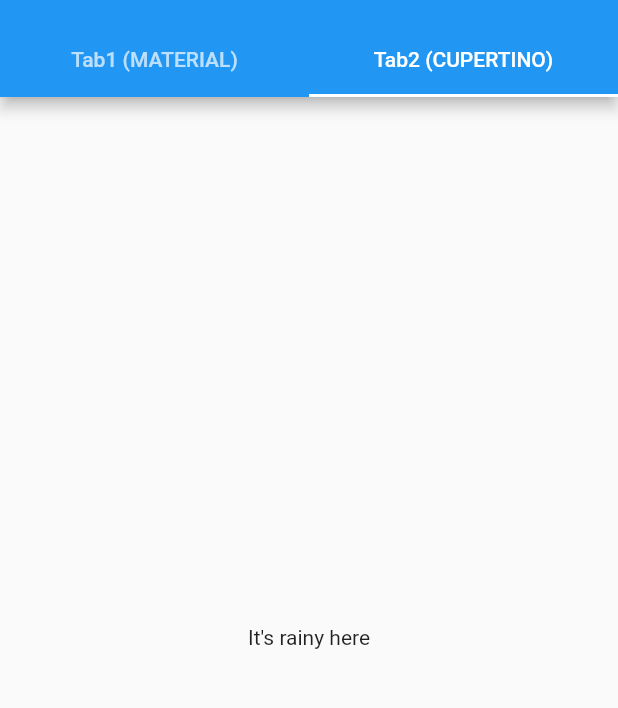
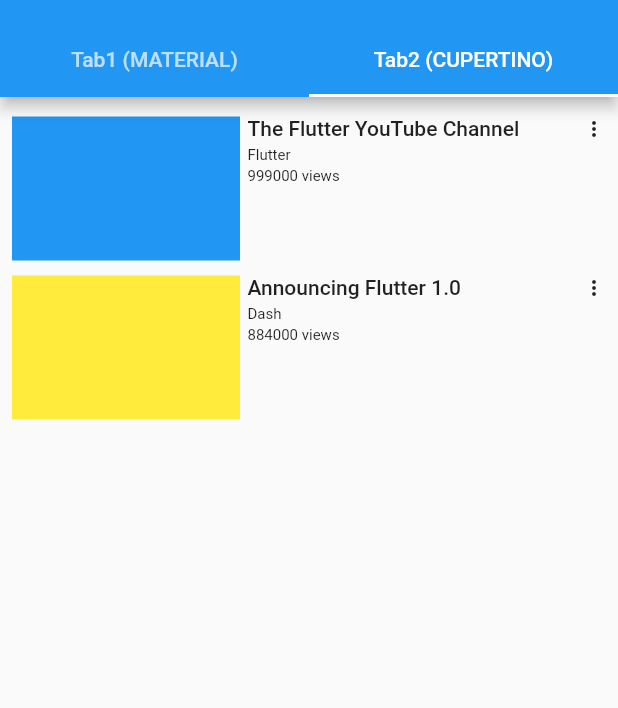
Before and after one commit to BabyTigerDaddy/baby_tiger_sample, a Flutter app: the screen it shows after launch, tab 2 chosen, on a phone screen of 412 x 824 dp, the part 59-767 px from its top. Run offline on Flutter 3.47's test engine with Material 2 defaults, Android fonts, the phone set to English and light mode, and no system bars.

Commit message:
Create Main 2 TabView 1. Add material_screen.dart & cupertino_screen.dart 2. Make ListView in each screens.

```diff
--- a/lib/main.dart
+++ b/lib/main.dart
@@ -1,7 +1,12 @@
+import 'dart:io';
+
+import 'package:flutter/foundation.dart';
 import 'package:flutter/material.dart';
 import 'package:baby_tiger_sample/screens/main_screen.dart';
 
-void main() => runApp(const MyApp());
+void main() {
+  runApp(const MyApp());
+}
 
 class MyApp extends StatelessWidget {
   const MyApp({super.key});
@@ -12,7 +17,7 @@ class MyApp extends StatelessWidget {
   Widget build(BuildContext context) {
     return const MaterialApp(
       title: _title,
-      home: MyStatefulWidget(),
+      home: MainScreen(),
     );
   }
 }
--- /dev/null
+++ b/lib/screens/cupertino_screen.dart
@@ -0,0 +1,125 @@
+import 'dart:io';
+
+import 'package:flutter/foundation.dart';
+import 'package:flutter/material.dart';
+import 'package:baby_tiger_sample/screens/main_screen.dart';
+
+class CupertinoScreen extends StatefulWidget {
+  const CupertinoScreen({super.key});
+
+  @override
+  State<CupertinoScreen> createState() => _CupertinoScreen();
+}
+
+class _CupertinoScreen extends State<CupertinoScreen> {
+
+  @override
+  Widget build(BuildContext context) {
+    return ListView(
+      padding: const EdgeInsets.all(8.0),
+      itemExtent: 106.0,
+      children: <CustomListItem>[
+        CustomListItem(
+          user: 'Flutter',
+          viewCount: 999000,
+          thumbnail: Container(
+            decoration: const BoxDecoration(color: Colors.blue),
+          ),
+          title: 'The Flutter YouTube Channel',
+        ),
+        CustomListItem(
+          user: 'Dash',
+          viewCount: 884000,
+          thumbnail: Container(
+            decoration: const BoxDecoration(color: Colors.yellow),
+          ),
+          title: 'Announcing Flutter 1.0',
+        ),
+      ],
+    );
+  }
+}
+
+class CustomListItem extends StatelessWidget {
+  const CustomListItem({
+    super.key,
+    required this.thumbnail,
+    required this.title,
+    required this.user,
+    required this.viewCount,
+  });
+
+  final Widget thumbnail;
+  final String title;
+  final String user;
+  final int viewCount;
+
+  @override
+  Widget build(BuildContext context) {
+    return Padding(
+      padding: const EdgeInsets.symmetric(vertical: 5.0),
+      child: Row(
+        crossAxisAlignment: CrossAxisAlignment.start,
+        children: <Widget>[
+          Expanded(
+            flex: 2,
+            child: thumbnail,
+          ),
+          Expanded(
+            flex: 3,
+            child: _VideoDescription(
+              title: title,
+              user: user,
+              viewCount: viewCount,
+            ),
+          ),
+          const Icon(
+            Icons.more_vert,
+            size: 16.0,
+          ),
+        ],
+      ),
+    );
+  }
+}
+
+class _VideoDescription extends StatelessWidget {
+  const _VideoDescription({
+    required this.title,
+    required this.user,
+    required this.viewCount,
+  });
+
+  final String title;
+  final String user;
+  final int viewCount;
+
+  @override
+  Widget build(BuildContext context) {
+    return Padding(
+      padding: const EdgeInsets.fromLTRB(5.0, 0.0, 0.0, 0.0),
+      child: Column(
+        crossAxisAlignment: CrossAxisAlignment.start,
+        children: <Widget>[
+          Text(
+            title,
+            style: const TextStyle(
+              fontWeight: FontWeight.w500,
+              fontSize: 14.0,
+            ),
+          ),
+          const Padding(padding: EdgeInsets.symmetric(vertical: 2.0)),
+          Text(
+            user,
+            style: const TextStyle(fontSize: 10.0),
+          ),
+          const Padding(padding: EdgeInsets.symmetric(vertical: 1.0)),
+          Text(
+            '$viewCount views',
+            style: const TextStyle(fontSize: 10.0),
+          ),
+        ],
+      ),
+    );
+  }
+}
--- a/lib/screens/main_screen.dart
+++ b/lib/screens/main_screen.dart
@@ -1,25 +1,16 @@
+import 'package:baby_tiger_sample/screens/cupertino_screen.dart';
+import 'package:baby_tiger_sample/screens/material_screen.dart';
 import 'package:flutter/material.dart';
 
-class MyStatefulWidget extends StatefulWidget {
-  const MyStatefulWidget({super.key});
-
-  @override
-  State<MyStatefulWidget> createState() => _MyStatefulWidgetState();
-}
-
-class _MyStatefulWidgetState extends State<MyStatefulWidget>
-    with TickerProviderStateMixin {
-  late TabController _tabController;
-
-  @override
-  void initState() {
-    super.initState();
-    _tabController = TabController(length: 2, vsync: this);
-  }
+class MainScreen extends StatelessWidget {
+  const MainScreen({super.key});
 
   @override
   Widget build(BuildContext context) {
-    return Scaffold(
+    return MaterialApp(
+      home: DefaultTabController(
+        length: 2,
+        child: Scaffold(
           appBar: AppBar(
             leading: IconButton(
               tooltip: "open drawer",
@@ -53,9 +44,8 @@ class _MyStatefulWidgetState extends State<MyStatefulWidget>
                   }
               )
             ],
-        bottom: TabBar(
-          controller: _tabController,
-          tabs: const <Widget>[
+            bottom: const TabBar(
+              tabs: [
                 Tab(
                   text: "Tab1 (MATERIAL)",
                 ),
@@ -64,18 +54,14 @@ class _MyStatefulWidgetState extends State<MyStatefulWidget>
                 ),
               ],
             ),
-
           ),
-      body: TabBarView(
-        controller: _tabController,
-        children: const <Widget>[
-          Center(
-            child: Text("It's cloudy here"),
+          body: const TabBarView(
+            children: [
+              MaterialScreen(),
+              CupertinoScreen(),
+            ],
           ),
-          Center(
-            child: Text("It's rainy here"),
         ),
-        ],
       ),
     );
   }
--- /dev/null
+++ b/lib/screens/material_screen.dart
@@ -0,0 +1,68 @@
+import 'dart:io';
+
+import 'package:flutter/foundation.dart';
+import 'package:flutter/material.dart';
+import 'package:baby_tiger_sample/screens/main_screen.dart';
+
+class MaterialScreen extends StatefulWidget {
+  const MaterialScreen({super.key});
+
+  @override
+  State<MaterialScreen> createState() => _MaterialScreen();
+}
+
+class _MaterialScreen extends State<MaterialScreen> {
+
+  @override
+  Widget build(BuildContext context) {
+    return ListView(
+      children: const <Widget>[
+        Card(child: ListTile(title: Text('One-line ListTile'))),
+        Card(
+          child: ListTile(
+            leading: FlutterLogo(),
+            title: Text('One-line with leading widget'),
+          ),
+        ),
+        Card(
+          child: ListTile(
+            title: Text('One-line with trailing widget'),
+            trailing: Icon(Icons.more_vert),
+          ),
+        ),
+        Card(
+          child: ListTile(
+            leading: FlutterLogo(),
+            title: Text('One-line with both widgets'),
+            trailing: Icon(Icons.more_vert),
+          ),
+        ),
+        Card(
+          child: ListTile(
+            title: Text('One-line dense ListTile'),
+            dense: true,
+          ),
+        ),
+        Card(
+          child: ListTile(
+            leading: FlutterLogo(size: 56.0),
+            title: Text('Two-line ListTile'),
+            subtitle: Text('Here is a second line'),
+            trailing: Icon(Icons.more_vert),
+          ),
+        ),
+        Card(
+          child: ListTile(
+            leading: FlutterLogo(size: 72.0),
+            title: Text('Three-line ListTile'),
+            subtitle: Text(
+                'A sufficiently long subtitle warrants three lines.'
+            ),
+            trailing: Icon(Icons.more_vert),
+            isThreeLine: true,
+          ),
+        ),
+      ],
+    );
+  }
+}
```
Lines whose indentation alone changed are shown as unchanged.
